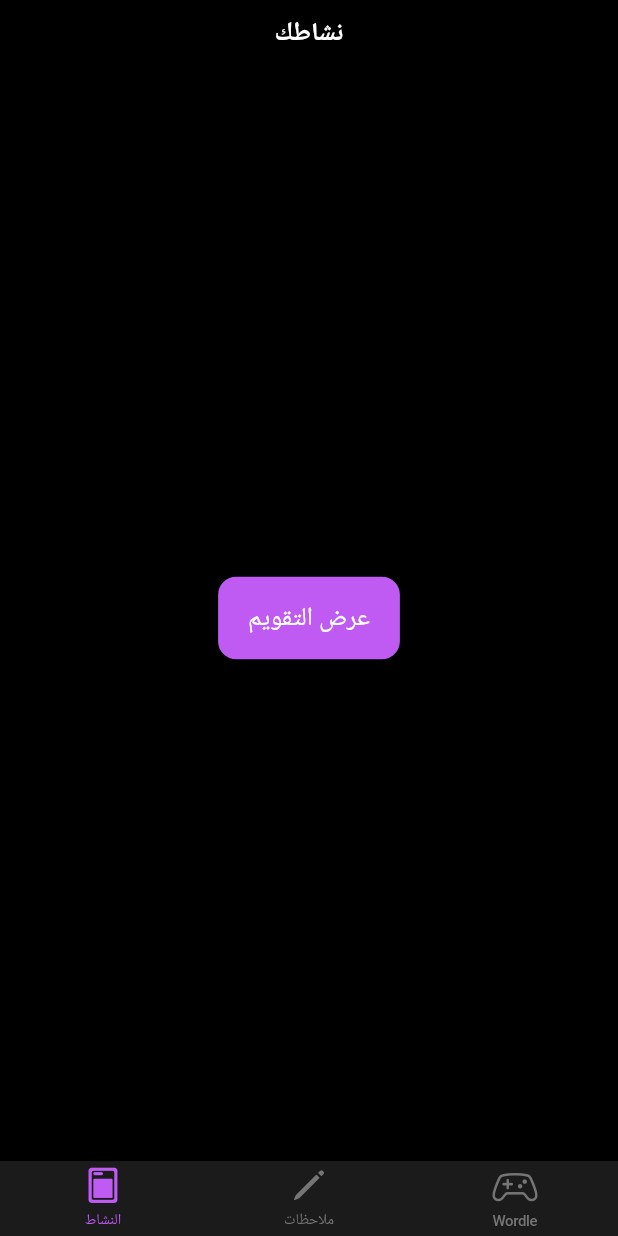
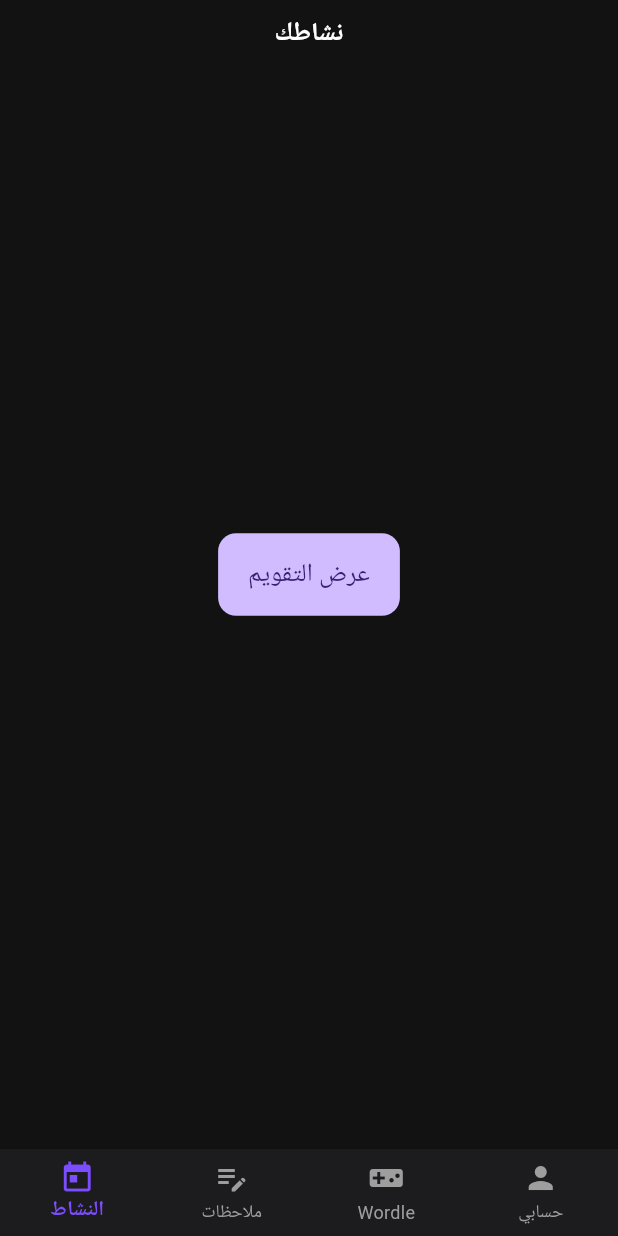
Before and after one commit to IbrahimElshishtawy/worblenote, a Flutter app: the screen it shows after launch, on a phone screen of 412 x 824 dp. Run offline on Flutter 3.47's test engine with Material 3 defaults, Android fonts, the phone set to English and light mode, and no system bars; our stand-ins replace cloud_firestore, firebase_core; accounts and stored records are empty.

Commit message:
using matrialapp

```diff
--- a/writdle/lib/main.dart
+++ b/writdle/lib/main.dart
@@ -1,6 +1,6 @@
 // ignore_for_file: depend_on_referenced_packages
 
-import 'package:flutter/cupertino.dart';
+import 'package:flutter/material.dart';
 import 'package:firebase_core/firebase_core.dart';
 import 'package:writdle/screen/home_page.dart';
 import 'package:writdle/screen/activity_page.dart';
@@ -8,13 +8,10 @@ import 'package:writdle/screen/note_page.dart';
 import 'package:writdle/screen/games_page.dart';
 import 'package:writdle/screen/clander_widget.dart';
 import 'firebase_options.dart';
-import 'package:intl/date_symbol_data_local.dart';
 
 void main() async {
   WidgetsFlutterBinding.ensureInitialized();
   await Firebase.initializeApp(options: DefaultFirebaseOptions.currentPlatform);
-  await initializeDateFormatting('ar_EG', null); // دعم التقويم بالعربية
-
   runApp(const MyApp());
 }
 
@@ -23,12 +20,13 @@ class MyApp extends StatelessWidget {
 
   @override
   Widget build(BuildContext context) {
-    return CupertinoApp(
+    return MaterialApp(
+      title: 'Writdle App',
       debugShowCheckedModeBanner: false,
-      title: 'Writdle App',
-      theme: const CupertinoThemeData(
+      theme: ThemeData(
         brightness: Brightness.dark,
-        primaryColor: CupertinoColors.systemPurple,
+        primarySwatch: Colors.deepPurple,
+        scaffoldBackgroundColor: const Color(0xFF121212),
       ),
       initialRoute: '/',
       routes: {
--- a/writdle/lib/screen/home_page.dart
+++ b/writdle/lib/screen/home_page.dart
@@ -1,42 +1,53 @@
-import 'package:flutter/cupertino.dart';
+import 'package:flutter/material.dart';
 import 'activity_page.dart';
 import 'note_page.dart';
 import 'games_page.dart';
 
-class HomePage extends StatelessWidget {
+class HomePage extends StatefulWidget {
   const HomePage({super.key});
 
   @override
+  State<HomePage> createState() => _HomePageState();
+}
+
+class _HomePageState extends State<HomePage> {
+  int _currentIndex = 0;
+
+  final List<Widget> _pages = const [
+    ActivityPage(),
+    NotePage(),
+    GamesPage(),
+    Center(child: Text('قريبًا: حسابك', style: TextStyle(fontSize: 18))),
+  ];
+
+  final List<BottomNavigationBarItem> _tabs = const [
+    BottomNavigationBarItem(icon: Icon(Icons.today), label: 'النشاط'),
+    BottomNavigationBarItem(icon: Icon(Icons.edit_note), label: 'ملاحظات'),
+    BottomNavigationBarItem(icon: Icon(Icons.videogame_asset), label: 'Wordle'),
+    BottomNavigationBarItem(icon: Icon(Icons.person), label: 'حسابي'),
+  ];
+
+  @override
   Widget build(BuildContext context) {
-    return CupertinoTabScaffold(
-      tabBar: CupertinoTabBar(
-        items: const [
-          BottomNavigationBarItem(
-            icon: Icon(CupertinoIcons.today),
-            label: 'النشاط',
-          ),
-          BottomNavigationBarItem(
-            icon: Icon(CupertinoIcons.pencil),
-            label: 'ملاحظات',
-          ),
-          BottomNavigationBarItem(
-            icon: Icon(CupertinoIcons.game_controller),
-            label: 'Wordle',
-          ),
-        ],
+    return Scaffold(
+      body: AnimatedSwitcher(
+        duration: const Duration(milliseconds: 300),
+        child: _pages[_currentIndex],
       ),
-      tabBuilder: (context, index) {
-        switch (index) {
-          case 0:
-            return const ActivityPage();
-          case 1:
-            return const NotePage();
-          case 2:
-            return const GamesPage();
-          default:
-            return const Center(child: Text('صفحة غير موجودة'));
-        }
-      },
+      bottomNavigationBar: BottomNavigationBar(
+        currentIndex: _currentIndex,
+        onTap: (newIndex) {
+          setState(() {
+            _currentIndex = newIndex;
+          });
+        },
+        items: _tabs,
+        type: BottomNavigationBarType.fixed,
+        backgroundColor: const Color(0xFF1C1C1E),
+        selectedItemColor: Colors.deepPurpleAccent,
+        unselectedItemColor: Colors.grey,
+        selectedLabelStyle: const TextStyle(fontWeight: FontWeight.bold),
+      ),
     );
   }
 }
```
Also changed, not shown: writdle/pubspec.yaml (+6 -72 lines), writdle/pubspec.lock, 2 other files.
